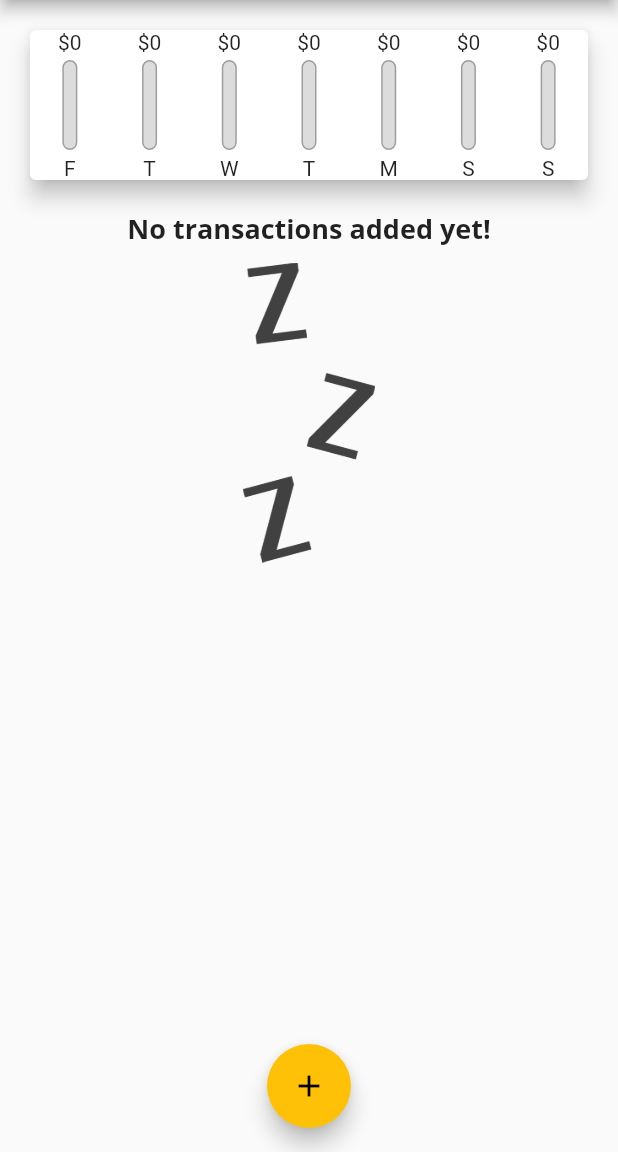
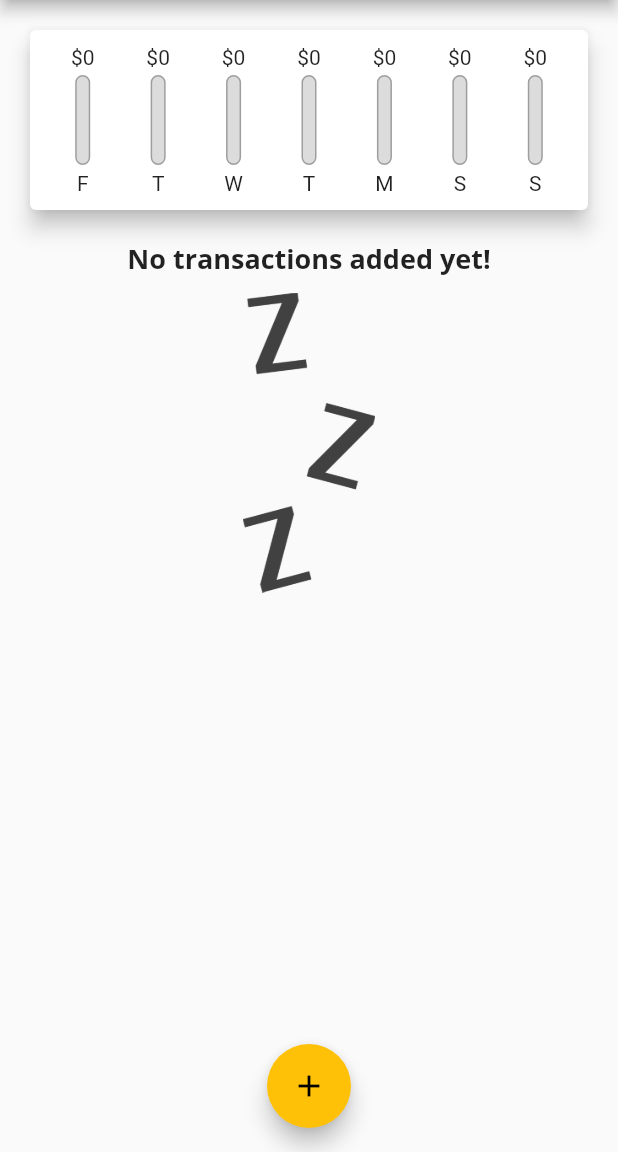
Before and after one commit to haohmaru3000/personal_expense, a Flutter app: the screen it shows after launch, on a phone screen of 412 x 824 dp, the part 84-1236 px from its top. Run offline on Flutter 3.47's test engine with Material 2 defaults, Android fonts, the phone set to English and light mode, and no system bars; missing offline and left inert: dart:ffi.

Commit message:
Styling the chart bars

```diff
--- a/lib/widgets/chart.dart
+++ b/lib/widgets/chart.dart
@@ -46,15 +46,21 @@ class Chart extends StatelessWidget {
     return Card(
       elevation: 6,
       margin: EdgeInsets.all(20),
+      child: Padding(
+        padding: EdgeInsets.all(10),
         child: Row(
           mainAxisAlignment: MainAxisAlignment.spaceAround,
           children: groupedTransactionValues.map((data) {
-          return ChartBar(
+            return Flexible(
+              fit: FlexFit.tight,
+              child: ChartBar(
                 data['day'] as String,
                 data['amount'] as double,
                 totalSpending == 0.0 ? 0.0 : (data['amount'] as double) / totalSpending,
+              ),
             );
           }).toList(),
+        ),
       ),
     );
   }
--- a/lib/widgets/chart_bar.dart
+++ b/lib/widgets/chart_bar.dart
@@ -13,7 +13,9 @@ class ChartBar extends StatelessWidget {
   Widget build(BuildContext context) {
     return Column(
       children: <Widget>[
-        Text('\$${spendingAmount.toStringAsFixed(0)}'),
+        FittedBox(
+          child: Text('\$${spendingAmount.toStringAsFixed(0)}'),
+        ),
         SizedBox(height: 4,),
         Container(
           height: 60,
```
Lines whose indentation alone changed are shown as unchanged.
